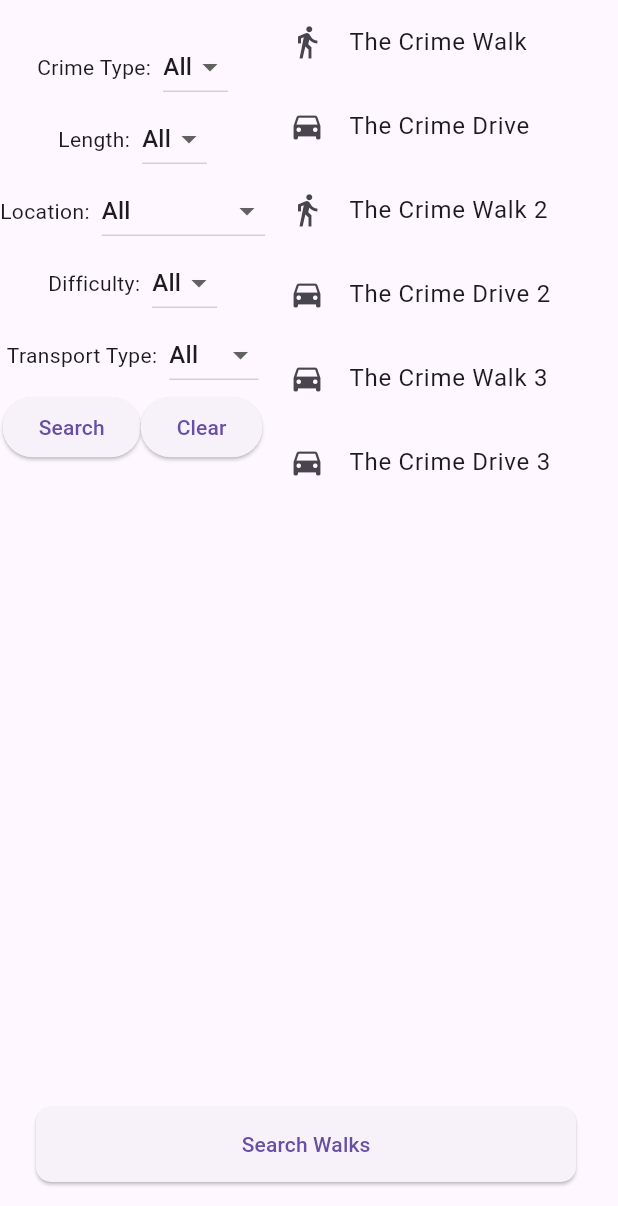
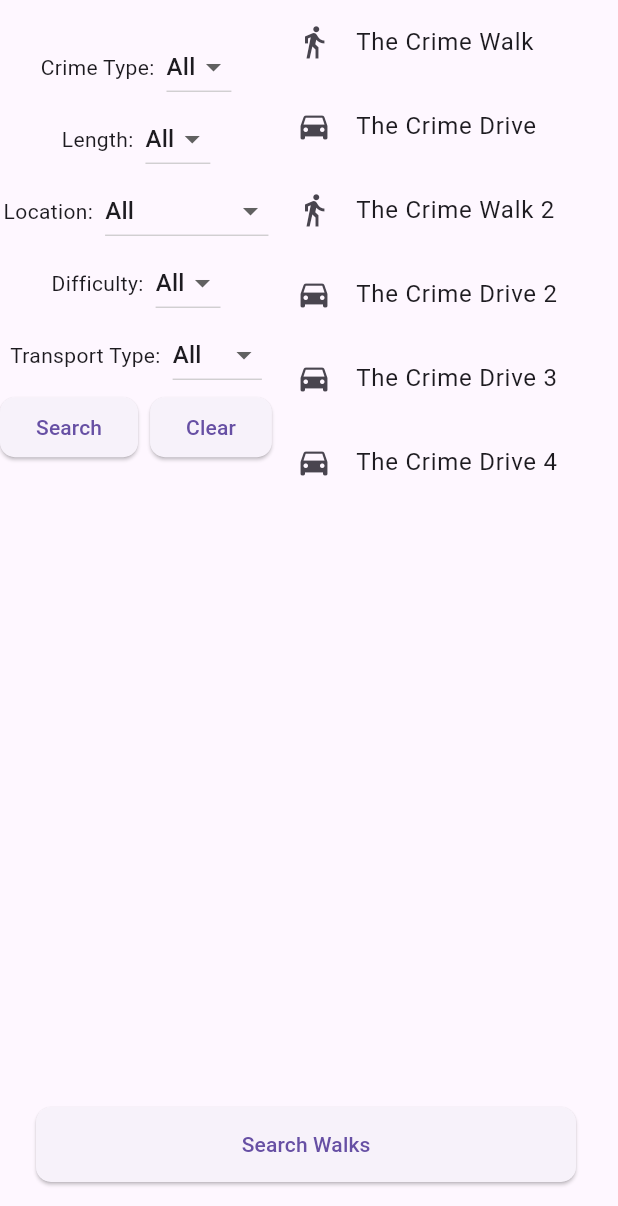
Before and after one commit to mave1/KIT301---Mapping-Crime-Walks, a Flutter app: the screen it shows after launch, after a tap on "Search", on a phone screen of 412 x 824 dp, the part 30-1236 px from its top. Run offline on Flutter 3.47's test engine with Material 3 defaults, Android fonts, the phone set to English and light mode, and no system bars; our stand-ins replace flutter_map, latlong2.

Commit message:
Added filtering.
Added very shit menu, no year range selection.

map is gone (for now).

```diff
--- a/lib/crime_walk.dart
+++ b/lib/crime_walk.dart
@@ -55,10 +55,10 @@ class CrimeWalkModel extends ChangeNotifier
     crimeWalks.add(CrimeWalk(name: "The Crime Drive", description: "A drive through the city of Launceston", yearOccurred: 2000, crimeType: CrimeType.ALL, length: Length.ALL, location: Location.LAUNCESTON, difficulty: Difficulty.ALL, transportType: TransportType.CAR));
     crimeWalks.add(CrimeWalk(name: "The Crime Walk 2", description: "A walk through the city of Launceston", yearOccurred: 1980, crimeType: CrimeType.ALL, length: Length.ALL, location: Location.HOBART, difficulty: Difficulty.ALL, transportType: TransportType.WALK));
     crimeWalks.add(CrimeWalk(name: "The Crime Drive 2", description: "A drive through the city of Hobart", yearOccurred: 1990, crimeType: CrimeType.ALL, length: Length.ALL, location: Location.LAUNCESTON, difficulty: Difficulty.ALL, transportType: TransportType.CAR));
-    crimeWalks.add(CrimeWalk(name: "The Crime Walk 3", description: "A drive through the city of Launceston", yearOccurred: 1500, crimeType: CrimeType.ALL, length: Length.ALL, location: Location.HOBART, difficulty: Difficulty.ALL, transportType: TransportType.CAR));
-    crimeWalks.add(CrimeWalk(name: "The Crime Drive 3", description: "A drive through the city of Launceston", yearOccurred: 1670, crimeType: CrimeType.ALL, length: Length.ALL, location: Location.LAUNCESTON, difficulty: Difficulty.ALL, transportType: TransportType.CAR));
-    crimeWalks.add(CrimeWalk(name: "The Crime Walk 4", description: "A walk through the city of Hobart", yearOccurred: 1280, crimeType: CrimeType.ALL, length: Length.ALL, location: Location.HOBART, difficulty: Difficulty.ALL, transportType: TransportType.WALK));
-    crimeWalks.add(CrimeWalk(name: "The Crime Drive 4", description: "A walk through the city of Hobart", yearOccurred: 1800, crimeType: CrimeType.ALL, length: Length.ALL, location: Location.LAUNCESTON, difficulty: Difficulty.ALL, transportType: TransportType.WALK));
+    crimeWalks.add(CrimeWalk(name: "The Crime Drive 3", description: "A drive through the city of Launceston", yearOccurred: 1500, crimeType: CrimeType.ALL, length: Length.ALL, location: Location.HOBART, difficulty: Difficulty.ALL, transportType: TransportType.CAR));
+    crimeWalks.add(CrimeWalk(name: "The Crime Drive 4", description: "A drive through the city of Launceston", yearOccurred: 1670, crimeType: CrimeType.ALL, length: Length.ALL, location: Location.LAUNCESTON, difficulty: Difficulty.ALL, transportType: TransportType.CAR));
+    crimeWalks.add(CrimeWalk(name: "The Crime Walk 3", description: "A walk through the city of Hobart", yearOccurred: 1280, crimeType: CrimeType.ALL, length: Length.ALL, location: Location.HOBART, difficulty: Difficulty.ALL, transportType: TransportType.WALK));
+    crimeWalks.add(CrimeWalk(name: "The Crime Walk 4", description: "A walk through the city of Hobart", yearOccurred: 1800, crimeType: CrimeType.ALL, length: Length.ALL, location: Location.LAUNCESTON, difficulty: Difficulty.ALL, transportType: TransportType.WALK));
 
     resetFilter();
   }
--- a/lib/filtered_list.dart
+++ b/lib/filtered_list.dart
@@ -1,3 +1,5 @@
+import 'package:crimewalksapp/filtered_list.dart';
+import 'package:flutter/cupertino.dart';
 import 'package:flutter/material.dart';
 import 'package:flutter/widgets.dart';
 import 'package:provider/provider.dart';
@@ -21,12 +23,11 @@ class FilteredList extends StatefulWidget
 
 class _FilteredListState extends State<FilteredList>
 {
-  CrimeType crimeType = CrimeType.ALL;
-  Length length = Length.ALL;
-  Location location = Location.ALL;
-  Difficulty difficulty = Difficulty.ALL;
-  TransportType transportType = TransportType.ALL;
-
+  final GlobalKey<_FilterableFlagState<CrimeType>> crimeTypeKey = GlobalKey();
+  final GlobalKey<_FilterableFlagState<Length>> lengthKey = GlobalKey();
+  final GlobalKey<_FilterableFlagState<Location>> locationKey = GlobalKey();
+  final GlobalKey<_FilterableFlagState<Difficulty>> difficultyKey = GlobalKey();
+  final GlobalKey<_FilterableFlagState<TransportType>> transportTypeKey = GlobalKey();
 
   @override
   Widget build(BuildContext context)
@@ -34,7 +35,7 @@ class _FilteredListState extends State<FilteredList>
     return Consumer<CrimeWalkModel>(builder: createMenu);
   }
 
-  // always visible? toggle actual menu when clicked. i.e. button + margin (4px?) + menu
+  // always visible? toggle actual menu when clicked. i.e. button + margin (8px?) + menu
   Widget createButton()
   {
     return Padding(
@@ -47,7 +48,7 @@ class _FilteredListState extends State<FilteredList>
             ),
           ),
           child: const Text("Search Walks"),
-          onPressed: () => print("Search Walks") // ANIMATE A NEW SCREEN INTO OPENING https://drive.google.com/file/d/1aLuebSfOxLSHfNO9XQEEtzAB-jmhArzx/view PAGE 5
+          onPressed: () => print("Search Walks") // ANIMATE A NEW SCREEN INTO OPENING https://drive.google.com/file/d/1aLuebSfOxLSHfNO9XQEEtzAB-jmhArzx/view PAGE 5 (createMenu())
       ),
     );
   }
@@ -80,19 +81,44 @@ class _FilteredListState extends State<FilteredList>
                   //     ),
                   //   ],
                   // ),
-                  const FilterableFlag(values: CrimeType.values),
-                  const FilterableFlag(values: Length.values),
-                  const FilterableFlag(values: Location.values),
-                  const FilterableFlag(values: Difficulty.values),
-                  const FilterableFlag(values: TransportType.values),
+                  FilterableFlag(key: crimeTypeKey, values: CrimeType.values),
+                  FilterableFlag(key: lengthKey, values: Length.values),
+                  FilterableFlag(key: locationKey, values: Location.values),
+                  FilterableFlag(key: difficultyKey, values: Difficulty.values),
+                  FilterableFlag(key: transportTypeKey, values: TransportType.values),
                   Row(
                     children: [
-                      ElevatedButton(
-                        onPressed: () => model.filterWalks(0, -1 >>> 1, crimeType, length, location, difficulty, transportType),
-                        child: Text("Search")),
-                      ElevatedButton(
-                        onPressed: () => model.resetFilter(),
-                        child: Text("Clear"))
+                      Padding(
+                        padding: const EdgeInsets.only(right: 4),
+                        child: ElevatedButton(
+                          style: ElevatedButton.styleFrom(
+                            shape: RoundedRectangleBorder(
+                              borderRadius: BorderRadius.circular(10),
+                            ),
+                          ),
+                          onPressed: () => model.filterWalks(
+                              0,
+                              -1 >>> 1,
+                              crimeTypeKey.currentState!.state,
+                              lengthKey.currentState!.state,
+                              locationKey.currentState!.state,
+                              difficultyKey.currentState!.state,
+                              transportTypeKey.currentState!.state),
+                          child: const Text("Search")
+                        )
+                      ),
+                      Padding(
+                        padding: const EdgeInsets.only(left: 4),
+                        child: ElevatedButton(
+                          style: ElevatedButton.styleFrom(
+                            shape: RoundedRectangleBorder(
+                              borderRadius: BorderRadius.circular(10),
+                            ),
+                          ),
+                          onPressed: () => model.resetFilter(),
+                          child: const Text("Clear")
+                        )
+                      )
                     ]
                   ),
                 ]
@@ -101,11 +127,11 @@ class _FilteredListState extends State<FilteredList>
                   height: MediaQuery.of(context).size.height / 2.5,
                   child: ListView.builder(itemBuilder: (context, index)
                     {
-                      var walk = model.crimeWalks[index];
+                      var walk = model.filteredWalks[index];
 
                       return ListTile(title: Text(walk.name), leading: walk.transportType == TransportType.WALK ? const Icon(Icons.directions_walk) : const Icon(Icons.directions_car), onTap: () => print("TODO: open crime walk"));
                     },
-                    itemCount: model.crimeWalks.length
+                    itemCount: model.filteredWalks.length
                   )
                 ),
               ),
@@ -125,7 +151,7 @@ class FilterableFlag<T extends Enum> extends StatefulWidget
   final List<T> values;
 
   @override
-  State<StatefulWidget> createState() => _FilterableFlagState();
+  State<StatefulWidget> createState() => _FilterableFlagState<T>();
 }
 
 class _FilterableFlagState<T extends Enum> extends State<FilterableFlag<T>>
@@ -138,14 +164,6 @@ class _FilterableFlagState<T extends Enum> extends State<FilterableFlag<T>>
   {
     super.initState();
     state = widget.values.first;
-  }
-
-  // Generated via copilot
-  String fancyEnumName(T value)
-  {
-    return value.toString().split('.').first.replaceAllMapped(RegExp(r'([a-z])([A-Z])'), (match) {
-      return '${match.group(1)} ${match.group(2)}';
-    });
   }
 
   @override
@@ -173,4 +191,12 @@ class _FilterableFlagState<T extends Enum> extends State<FilterableFlag<T>>
         )
     );
   }
+
+  // Generated via copilot
+  String fancyEnumName(T value)
+  {
+    return value.toString().split('.').first.replaceAllMapped(RegExp(r'([a-z])([A-Z])'), (match) {
+      return '${match.group(1)} ${match.group(2)}';
+    });
+  }
 }
```
